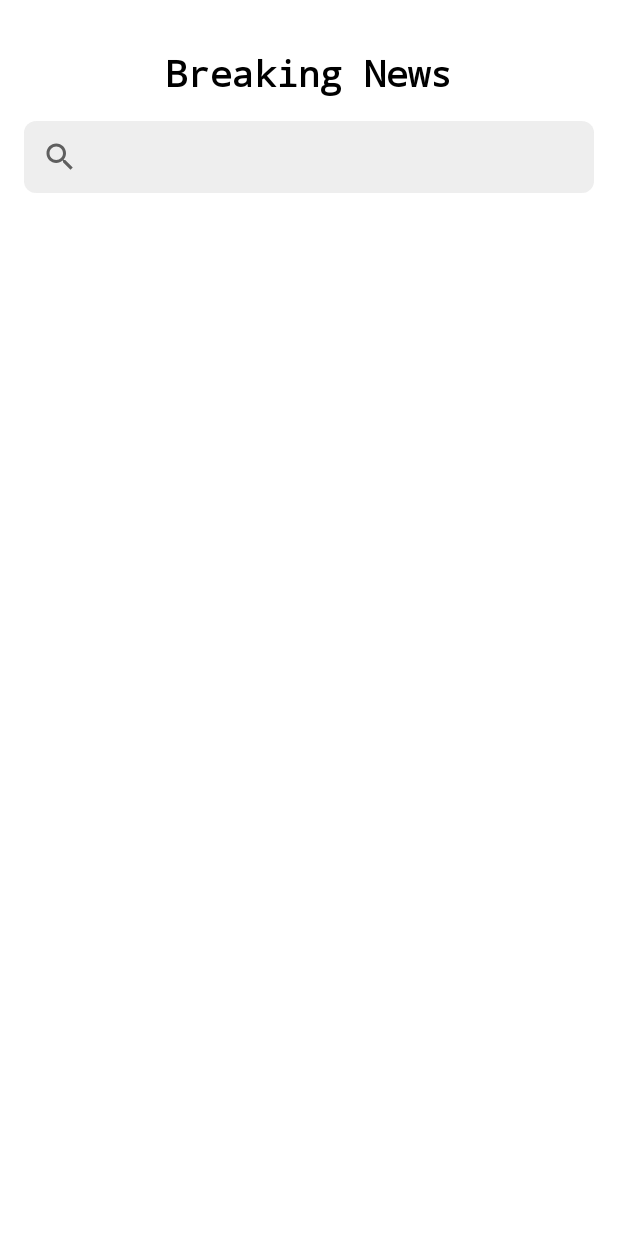
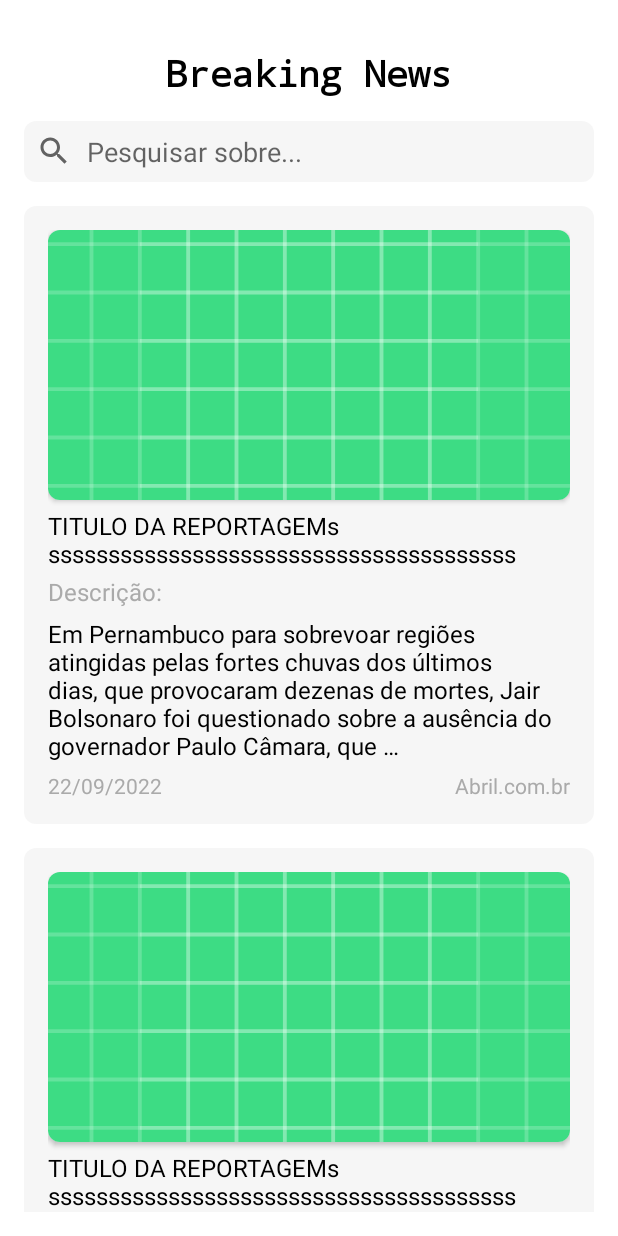
Before and after one commit to WesleyVilaNova/Breaking-News, an Android app: the layout fragment_home_list_news.xml on its own in the app's theme, with its tools: preview values and no code run, on a phone screen of 412 x 824 dp. Run offline under Robolectric (Android 15) with nearby library versions, the phone set to English and light mode, and no system bars; network calls fail.

Commit message:
feat: Config logic search news

```diff
--- a/app/src/main/AndroidManifest.xml
+++ b/app/src/main/AndroidManifest.xml
@@ -1,6 +1,9 @@
 <?xml version="1.0" encoding="utf-8"?>
 <manifest xmlns:android="http://schemas.android.com/apk/res/android"
     package="com.example.newsinformed">
+
+    <uses-permission android:name="android.permission.INTERNET"/>
+    <uses-permission android:name="android.permission.ACCESS_NETWORK_STATE"/>
 
     <application
         android:allowBackup="true"
--- a/app/src/main/java/com/example/newsinformed/model/ModelNews.kt
+++ b/app/src/main/java/com/example/newsinformed/model/ModelNews.kt
@@ -1,4 +1,5 @@
 package com.example.newsinformed.model
 
-class ModelNews {
-}
+data class ModelNews(
+    val articles: List<ModelListResult>
+)
--- /dev/null
+++ b/app/src/main/res/drawable/ic_search.xml
@@ -0,0 +1,10 @@
+<vector xmlns:android="http://schemas.android.com/apk/res/android"
+    android:width="24dp"
+    android:height="24dp"
+    android:viewportWidth="24"
+    android:viewportHeight="24"
+    android:tint="?attr/colorControlNormal">
+  <path
+      android:fillColor="@android:color/white"
+      android:pathData="M15.5,14h-0.79l-0.28,-0.27C15.41,12.59 16,11.11 16,9.5 16,5.91 13.09,3 9.5,3S3,5.91 3,9.5 5.91,16 9.5,16c1.61,0 3.09,-0.59 4.23,-1.57l0.27,0.28v0.79l5,4.99L20.49,19l-4.99,-5zM9.5,14C7.01,14 5,11.99 5,9.5S7.01,5 9.5,5 14,7.01 14,9.5 11.99,14 9.5,14z"/>
+</vector>
--- a/app/src/main/res/layout/fragment_home_list_news.xml
+++ b/app/src/main/res/layout/fragment_home_list_news.xml
@@ -2,6 +2,7 @@
 <androidx.constraintlayout.widget.ConstraintLayout xmlns:android="http://schemas.android.com/apk/res/android"
     xmlns:app="http://schemas.android.com/apk/res-auto"
     android:layout_width="match_parent"
+    xmlns:tools="http://schemas.android.com/tools"
     android:padding="16dp"
     android:layout_height="match_parent">
 
@@ -19,24 +20,30 @@
         app:layout_constraintStart_toStartOf="parent"
         app:layout_constraintTop_toTopOf="parent" />
 
-    <SearchView
-        android:id="@+id/searchView"
+    <EditText
+        android:id="@+id/editText_home"
         android:layout_width="match_parent"
         android:layout_height="wrap_content"
-        android:theme="@style/SearchViewStyle"
+        android:padding="8sp"
+        android:inputType="textAutoComplete|textAutoCorrect|textCapWords"
+        android:hint="Pesquisar sobre..."
+        android:drawableStart="@drawable/ic_search"
+        android:drawablePadding="10dp"
+        android:background="@drawable/bg_search"
         app:layout_constraintEnd_toEndOf="parent"
         app:layout_constraintStart_toStartOf="parent"
-        app:layout_constraintTop_toBottomOf="@+id/textView" />
+        app:layout_constraintTop_toBottomOf="@+id/textView"/>
 
     <androidx.recyclerview.widget.RecyclerView
         android:id="@+id/recycler_list_news"
         android:layout_width="0dp"
         android:layout_height="0dp"
-        android:layout_marginTop="32dp"
+        android:layout_marginTop="16sp"
+        tools:listitem="@layout/item_list_news"
         app:layout_constraintBottom_toBottomOf="parent"
         app:layout_constraintEnd_toEndOf="parent"
         app:layout_constraintStart_toStartOf="parent"
-        app:layout_constraintTop_toBottomOf="@+id/searchView" />
+        app:layout_constraintTop_toBottomOf="@+id/editText_home" />
 
 
 </androidx.constraintlayout.widget.ConstraintLayout>
--- /dev/null
+++ b/app/src/main/res/layout/item_list_news.xml
@@ -0,0 +1,87 @@
+<?xml version="1.0" encoding="utf-8"?>
+<androidx.constraintlayout.widget.ConstraintLayout xmlns:android="http://schemas.android.com/apk/res/android"
+    xmlns:app="http://schemas.android.com/apk/res-auto"
+    xmlns:tools="http://schemas.android.com/tools"
+    android:layout_width="match_parent"
+    android:layout_height="wrap_content"
+    android:background="@drawable/bg_search"
+    android:layout_marginBottom="16dp"
+    android:padding="16dp">
+
+    <androidx.cardview.widget.CardView
+        android:id="@+id/cardview"
+        android:layout_width="match_parent"
+        android:layout_height="wrap_content"
+        app:cardCornerRadius="8dp"
+        app:layout_constraintEnd_toEndOf="parent"
+        app:layout_constraintStart_toStartOf="parent"
+        app:layout_constraintTop_toTopOf="parent">
+
+        <ImageView
+            android:id="@+id/imageView_url"
+            android:layout_width="match_parent"
+            android:layout_height="180dp"
+            android:scaleType="centerCrop"
+            android:src="@drawable/ic_launcher_background"
+            app:layout_constraintEnd_toEndOf="parent"
+            app:layout_constraintStart_toStartOf="parent"
+            app:layout_constraintTop_toTopOf="parent" />
+
+    </androidx.cardview.widget.CardView>
+
+
+    <TextView
+        android:id="@+id/text_title"
+        android:layout_width="0dp"
+        android:layout_height="wrap_content"
+        android:textAlignment="textStart"
+        android:textColor="@color/black"
+        android:layout_marginTop="6dp"
+        android:textSize="16sp"
+        app:layout_constraintStart_toStartOf="parent"
+        app:layout_constraintTop_toBottomOf="@+id/cardview"
+        tools:text="TITULO DA REPORTAGEMs sssssssssssssssssssssssssssssssssssssss" />
+
+    <TextView
+        android:id="@+id/textView2"
+        android:layout_width="wrap_content"
+        android:layout_height="wrap_content"
+        android:text="Descrição:"
+        android:layout_marginTop="3dp"
+        android:textColor="@android:color/darker_gray"
+        android:textSize="16sp"
+        app:layout_constraintStart_toStartOf="parent"
+        app:layout_constraintTop_toBottomOf="@+id/text_title" />
+
+    <TextView
+        android:id="@+id/textView_content"
+        android:layout_width="0dp"
+        android:layout_height="wrap_content"
+        android:layout_marginTop="6dp"
+        android:textColor="@color/black"
+        android:textSize="16sp"
+        app:layout_constraintEnd_toEndOf="parent"
+        app:layout_constraintStart_toStartOf="parent"
+        app:layout_constraintTop_toBottomOf="@+id/textView2"
+        tools:text="Em Pernambuco para sobrevoar regiões atingidas pelas fortes chuvas dos últimos dias, que provocaram dezenas de mortes, Jair Bolsonaro foi questionado sobre a ausência do governador Paulo Câmara, que …" />
+
+    <TextView
+        android:id="@+id/textView_name"
+        android:layout_width="wrap_content"
+        android:layout_height="wrap_content"
+       android:layout_marginTop="6dp"
+        android:textColor="@android:color/darker_gray"
+        app:layout_constraintEnd_toEndOf="parent"
+        app:layout_constraintTop_toBottomOf="@+id/textView_content"
+        tools:text="Abril.com.br" />
+
+    <TextView
+        android:id="@+id/textView_publishedAt"
+        android:layout_width="wrap_content"
+        android:layout_height="wrap_content"
+        android:layout_marginTop="6dp"
+        android:textColor="@android:color/darker_gray"
+        app:layout_constraintStart_toStartOf="parent"
+        app:layout_constraintTop_toBottomOf="@+id/textView_content"
+        tools:text="22/09/2022" />
+</androidx.constraintlayout.widget.ConstraintLayout>
```
Also changed, not shown: app/build.gradle (+8 -0 lines), app/src/main/java/com/example/newsinformed/model/Constants.kt (added, +16 -0 lines), app/src/main/java/com/example/newsinformed/model/ModelListResult.kt (added, +11 -0 lines), app/src/main/java/com/example/newsinformed/model/repository/IWebService.kt (+39 -0 lines), app/src/main/java/com/example/newsinformed/model/repository/NewsRepository.kt (added, +9 -0 lines), app/src/main/java/com/example/newsinformed/view/MainActivity.kt (+16 -0 lines), app/src/main/java/com/example/newsinformed/view/fragments/HomeNewsFragment.kt (+45 -0 lines), app/src/main/java/com/example/newsinformed/view/viewmodel/HomeNewsViewModel.kt (+41 -1 lines).
